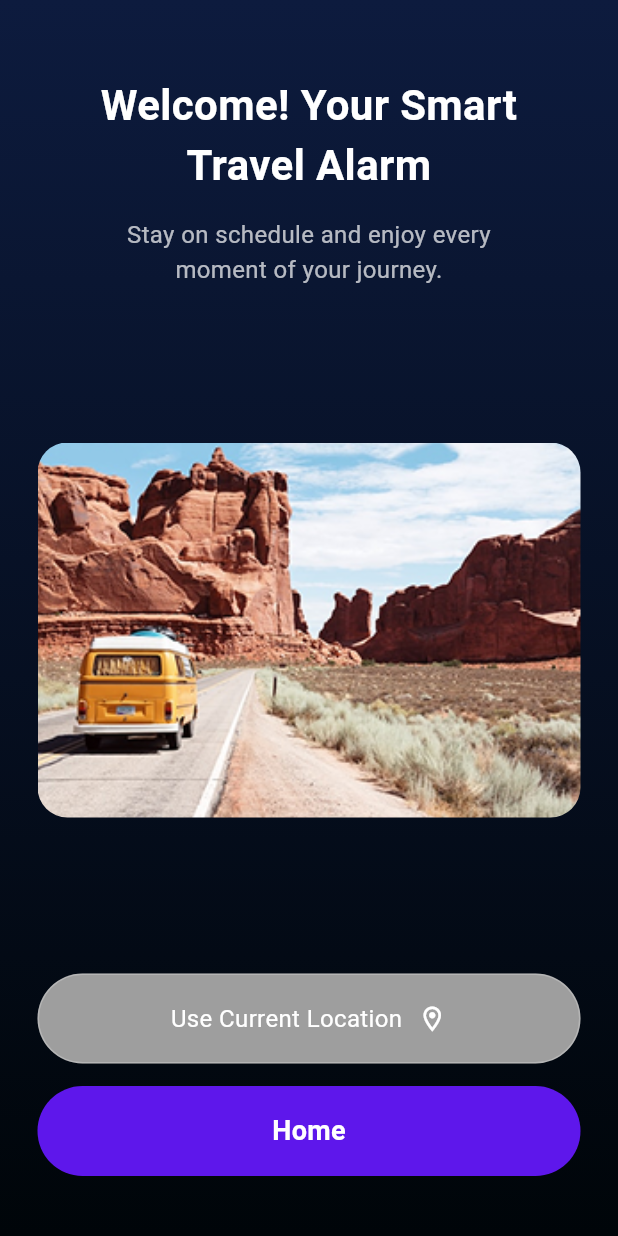
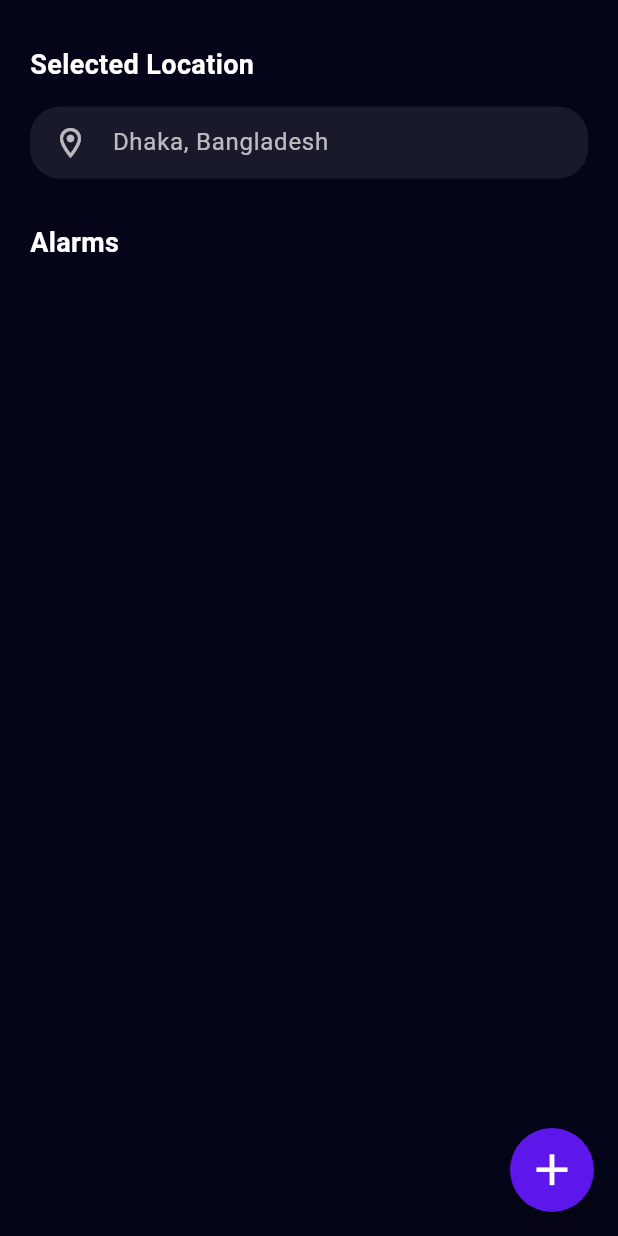
Before and after one commit to sfrabby/Task_Softvance, a Flutter app: the LocationScreen screen opened directly, after a tap on "Home", on a phone screen of 412 x 824 dp. Run offline on Flutter 3.47's test engine with Material 3 defaults, Android fonts, the phone set to English and light mode, and no system bars; our stand-ins replace flutter_local_notifications, flutter_map, geolocator, get, get_storage, introduction_screen and 2 more; accounts and stored records are empty.

Commit message:
home page completed

```diff
--- a/lib/Controller/Location Controller.dart
+++ b/lib/Controller/Location Controller.dart
@@ -2,6 +2,7 @@ import 'dart:developer';
 
 import 'package:get/get.dart';
 import 'package:geolocator/geolocator.dart';
+import 'package:task_soft/view/Home%20Screen/ui.dart';
 
 class LocationController extends GetxController {
 
@@ -34,6 +35,6 @@ class LocationController extends GetxController {
   }
 
   void skipToHome() {
-    Get.offAllNamed('/home');
+    Get.to(()=> HomeScreen());
   }
 }
--- /dev/null
+++ b/lib/view/Home Screen/ui.dart
@@ -0,0 +1,85 @@
+import 'package:flutter/cupertino.dart';
+import 'package:flutter/material.dart';
+import 'package:get/get_core/src/get_main.dart';
+import 'package:get/get_instance/src/extension_instance.dart';
+import 'package:get/get_state_manager/src/rx_flutter/rx_obx_widget.dart';
+
+import '../../Controller/Home Controller.dart';
+import '../../common widget/Alarm Card.dart';
+
+class HomeScreen extends StatelessWidget {
+  const HomeScreen({super.key});
+
+  @override
+  Widget build(BuildContext context) {
+    final controller = Get.put(HomeController());
+
+    return Scaffold(
+      backgroundColor: const Color(0xFF05051A),
+      body: Container(
+        width: double.infinity,
+        padding: const EdgeInsets.symmetric(horizontal: 20),
+        child: SafeArea(
+          child: Column(
+            crossAxisAlignment: CrossAxisAlignment.start,
+            children: [
+              const SizedBox(height: 30),
+              const Text("Selected Location",
+                  style: TextStyle(color: Colors.white, fontSize: 18, fontWeight: FontWeight.bold)),
+              const SizedBox(height: 15),
+
+              // কাস্টম সার্চ বার
+              _buildLocationInput(controller),
+
+              const SizedBox(height: 30),
+              const Text("Alarms",
+                  style: TextStyle(color: Colors.white, fontSize: 18, fontWeight: FontWeight.bold)),
+              const SizedBox(height: 15),
+
+              // অ্যালার্ম লিস্ট (Obx দিয়ে রিয়েল-টাইম আপডেট)
+              Expanded(
+                child: Obx(() => ListView.builder(
+                  itemCount: controller.alarms.length,
+                  itemBuilder: (context, index) {
+                    final alarm = controller.alarms[index];
+                    return AlarmCard(
+                      time: alarm['time'],
+                      date: alarm['date'],
+                      isActive: alarm['isActive'].value,
+                      onToggle: (val) => controller.toggleAlarm(index),
+                    );
+                  },
+                )),
+              ),
+            ],
+          ),
+        ),
+      ),
+      floatingActionButton: FloatingActionButton(
+        onPressed: () => controller.pickTime(context),
+        backgroundColor: const Color(0xFF5E17EB),
+        shape: const CircleBorder(),
+        child: const Icon(Icons.add, color: Colors.white, size: 35),
+      ),
+    );
+  }
+
+  Widget _buildLocationInput(HomeController controller) {
+    return Container(
+      padding: const EdgeInsets.symmetric(horizontal: 15),
+      decoration: BoxDecoration(
+        color: Colors.white.withOpacity(0.08),
+        borderRadius: BorderRadius.circular(20),
+      ),
+      child: const TextField(
+        style: TextStyle(color: Colors.white),
+        decoration: InputDecoration(
+          hintText: "Dhaka, Bangladesh", // আপনি চাইলে কন্ট্রোলার থেকে লোকেশন নাম এখানে দিতে পারেন
+          hintStyle: TextStyle(color: Colors.white70),
+          icon: Icon(Icons.location_on_outlined, color: Colors.white70),
+          border: InputBorder.none,
+        ),
+      ),
+    );
+  }
+}
--- a/pubspec.yaml
+++ b/pubspec.yaml
@@ -39,6 +39,10 @@ dependencies:
   get: ^4.7.3
   flutter_map: ^6.1.0
   latlong2: ^0.9.1
+  flutter_local_notifications: ^17.2.2
+  timezone: ^0.9.4
+  get_storage: ^2.1.1
+  intl: ^0.19.0
 
 dev_dependencies:
   flutter_test:
```
Also changed, not shown: lib/Controller/Home Controller.dart (added, +107 -0 lines), lib/Services/Notification Service.dart (added, +46 -0 lines), lib/common widget/Alarm Card.dart (added, +47 -0 lines), lib/main.dart (+9 -1 lines), pubspec.lock, 8 other files.
